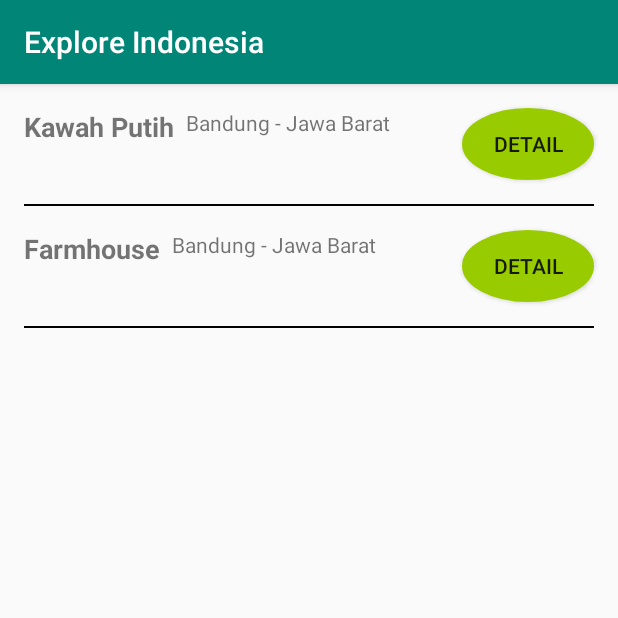
After one commit to ditaprll/ExploreIndonesiaa, an Android app: the Wishlist screen opened directly, with no data from a screen before it, on a phone screen of 412 x 824 dp, the top half of it. The commit adds this screen. Run offline under Robolectric (Android 15) with nearby library versions, the phone set to English and light mode, and no system bars.

Commit message:
menambahkan oval, landscape dan posisi dari button #8

```diff
--- a/app/src/main/AndroidManifest.xml
+++ b/app/src/main/AndroidManifest.xml
@@ -9,7 +9,8 @@
         android:roundIcon="@mipmap/ic_launcher_round"
         android:supportsRtl="true"
         android:theme="@style/AppTheme">
-        <activity android:name=".homepage"></activity>
+        <activity android:name=".Wishlist"></activity>
+        <activity android:name=".homepage" />
         <activity android:name=".Register" />
         <activity
             android:name=".ui.login.LoginActivity"
--- /dev/null
+++ b/app/src/main/java/com/example/exploreindonesia/Wishlist.java
@@ -0,0 +1,14 @@
+package com.example.exploreindonesia;
+
+import androidx.appcompat.app.AppCompatActivity;
+
+import android.os.Bundle;
+
+public class Wishlist extends AppCompatActivity {
+
+    @Override
+    protected void onCreate(Bundle savedInstanceState) {
+        super.onCreate(savedInstanceState);
+        setContentView(R.layout.activity_wishlist);
+    }
+}
--- /dev/null
+++ b/app/src/main/res/drawable/ovalbutton.xml
@@ -0,0 +1,12 @@
+<?xml version="1.0" encoding="utf-8"?>
+<shape
+    xmlns:android="http://schemas.android.com/apk/res/android"
+    android:shape="oval">
+    <stroke
+        android:width="2dp"
+        android:color="@android:color/holo_green_light"
+        />
+    <solid
+        android:color="@android:color/holo_green_light"
+        />
+</shape>
--- /dev/null
+++ b/app/src/main/res/layout-land/activity_wishlist.xml
@@ -0,0 +1,109 @@
+<?xml version="1.0" encoding="utf-8"?>
+<androidx.constraintlayout.widget.ConstraintLayout xmlns:android="http://schemas.android.com/apk/res/android"
+    xmlns:app="http://schemas.android.com/apk/res-auto"
+    xmlns:tools="http://schemas.android.com/tools"
+    android:layout_width="match_parent"
+    android:layout_height="match_parent"
+    tools:context=".Wishlist">
+
+    <TextView
+        android:id="@+id/textView"
+        android:layout_width="wrap_content"
+        android:layout_height="wrap_content"
+        android:layout_marginStart="16dp"
+        android:layout_marginLeft="16dp"
+        android:layout_marginTop="16dp"
+        android:text="@string/text_view"
+        android:textSize="18sp"
+        android:textStyle="bold"
+        app:layout_constraintStart_toStartOf="parent"
+        app:layout_constraintTop_toTopOf="parent" />
+
+    <TextView
+        android:id="@+id/textView2"
+        android:layout_width="wrap_content"
+        android:layout_height="wrap_content"
+        android:layout_marginStart="8dp"
+        android:layout_marginLeft="8dp"
+        android:layout_marginTop="16dp"
+        android:text="@string/text_view2"
+        app:layout_constraintStart_toEndOf="@+id/textView"
+        app:layout_constraintTop_toTopOf="parent" />
+
+    <Button
+        android:id="@+id/button"
+        android:layout_width="wrap_content"
+        android:layout_height="wrap_content"
+        android:layout_marginTop="16dp"
+        android:layout_marginEnd="16dp"
+        android:layout_marginRight="16dp"
+        android:background="@drawable/ovalbutton"
+        android:text="@string/button_WL"
+        app:layout_constraintEnd_toEndOf="parent"
+        app:layout_constraintTop_toTopOf="parent" />
+
+    <Button
+        android:id="@+id/button2"
+        android:layout_width="wrap_content"
+        android:layout_height="wrap_content"
+        android:layout_marginTop="16dp"
+        android:layout_marginEnd="16dp"
+        android:layout_marginRight="16dp"
+        android:background="@drawable/ovalbutton"
+        android:text="@string/button_WL"
+        app:layout_constraintEnd_toEndOf="parent"
+        app:layout_constraintTop_toBottomOf="@+id/divider" />
+
+    <View
+        android:id="@+id/divider"
+        android:layout_width="0dp"
+        android:layout_height="1dp"
+        android:layout_marginStart="16dp"
+        android:layout_marginLeft="16dp"
+        android:layout_marginTop="16dp"
+        android:layout_marginEnd="16dp"
+        android:layout_marginRight="16dp"
+        android:background="@android:color/background_dark"
+        app:layout_constraintEnd_toEndOf="parent"
+        app:layout_constraintStart_toStartOf="parent"
+        app:layout_constraintTop_toBottomOf="@+id/button" />
+
+    <View
+        android:id="@+id/divider2"
+        android:layout_width="0dp"
+        android:layout_height="1dp"
+        android:layout_marginStart="16dp"
+        android:layout_marginLeft="16dp"
+        android:layout_marginTop="16dp"
+        android:layout_marginEnd="16dp"
+        android:layout_marginRight="16dp"
+        android:background="@android:color/background_dark"
+        app:layout_constraintEnd_toEndOf="parent"
+        app:layout_constraintStart_toStartOf="parent"
+        app:layout_constraintTop_toBottomOf="@+id/button2" />
+
+    <TextView
+        android:id="@+id/textView3"
+        android:layout_width="wrap_content"
+        android:layout_height="wrap_content"
+        android:layout_marginStart="16dp"
+        android:layout_marginLeft="16dp"
+        android:layout_marginTop="16dp"
+        android:text="@string/text_view1"
+        android:textSize="18sp"
+        android:textStyle="bold"
+        app:layout_constraintStart_toStartOf="parent"
+        app:layout_constraintTop_toBottomOf="@+id/divider" />
+
+    <TextView
+        android:id="@+id/textView4"
+        android:layout_width="wrap_content"
+        android:layout_height="wrap_content"
+        android:layout_marginStart="8dp"
+        android:layout_marginLeft="8dp"
+        android:layout_marginTop="16dp"
+        android:text="@string/text_view4"
+        app:layout_constraintStart_toEndOf="@+id/textView3"
+        app:layout_constraintTop_toBottomOf="@+id/divider" />
+
+</androidx.constraintlayout.widget.ConstraintLayout>
--- /dev/null
+++ b/app/src/main/res/layout/activity_wishlist.xml
@@ -0,0 +1,109 @@
+<?xml version="1.0" encoding="utf-8"?>
+<androidx.constraintlayout.widget.ConstraintLayout xmlns:android="http://schemas.android.com/apk/res/android"
+    xmlns:app="http://schemas.android.com/apk/res-auto"
+    xmlns:tools="http://schemas.android.com/tools"
+    android:layout_width="match_parent"
+    android:layout_height="match_parent"
+    tools:context=".Wishlist">
+
+    <TextView
+        android:id="@+id/textView"
+        android:layout_width="wrap_content"
+        android:layout_height="wrap_content"
+        android:layout_marginStart="16dp"
+        android:layout_marginLeft="16dp"
+        android:layout_marginTop="16dp"
+        android:text="@string/text_view"
+        android:textSize="18sp"
+        android:textStyle="bold"
+        app:layout_constraintStart_toStartOf="parent"
+        app:layout_constraintTop_toTopOf="parent" />
+
+    <TextView
+        android:id="@+id/textView2"
+        android:layout_width="wrap_content"
+        android:layout_height="wrap_content"
+        android:layout_marginStart="8dp"
+        android:layout_marginLeft="8dp"
+        android:layout_marginTop="16dp"
+        android:text="@string/text_view2"
+        app:layout_constraintStart_toEndOf="@+id/textView"
+        app:layout_constraintTop_toTopOf="parent" />
+
+    <Button
+        android:id="@+id/button"
+        android:layout_width="wrap_content"
+        android:layout_height="wrap_content"
+        android:layout_marginTop="16dp"
+        android:layout_marginEnd="16dp"
+        android:layout_marginRight="16dp"
+        android:background="@drawable/ovalbutton"
+        android:text="@string/button_WL"
+        app:layout_constraintEnd_toEndOf="parent"
+        app:layout_constraintTop_toTopOf="parent" />
+
+    <Button
+        android:id="@+id/button2"
+        android:layout_width="wrap_content"
+        android:layout_height="wrap_content"
+        android:layout_marginTop="16dp"
+        android:layout_marginEnd="16dp"
+        android:layout_marginRight="16dp"
+        android:background="@drawable/ovalbutton"
+        android:text="@string/button_WL"
+        app:layout_constraintEnd_toEndOf="parent"
+        app:layout_constraintTop_toBottomOf="@+id/divider" />
+
+    <View
+        android:id="@+id/divider"
+        android:layout_width="0dp"
+        android:layout_height="1dp"
+        android:layout_marginStart="16dp"
+        android:layout_marginLeft="16dp"
+        android:layout_marginTop="16dp"
+        android:layout_marginEnd="16dp"
+        android:layout_marginRight="16dp"
+        android:background="@android:color/background_dark"
+        app:layout_constraintEnd_toEndOf="parent"
+        app:layout_constraintStart_toStartOf="parent"
+        app:layout_constraintTop_toBottomOf="@+id/button" />
+
+    <View
+        android:id="@+id/divider2"
+        android:layout_width="0dp"
+        android:layout_height="1dp"
+        android:layout_marginStart="16dp"
+        android:layout_marginLeft="16dp"
+        android:layout_marginTop="16dp"
+        android:layout_marginEnd="16dp"
+        android:layout_marginRight="16dp"
+        android:background="@android:color/background_dark"
+        app:layout_constraintEnd_toEndOf="parent"
+        app:layout_constraintStart_toStartOf="parent"
+        app:layout_constraintTop_toBottomOf="@+id/button2" />
+
+    <TextView
+        android:id="@+id/textView3"
+        android:layout_width="wrap_content"
+        android:layout_height="wrap_content"
+        android:layout_marginStart="16dp"
+        android:layout_marginLeft="16dp"
+        android:layout_marginTop="16dp"
+        android:text="@string/text_view1"
+        android:textSize="18sp"
+        android:textStyle="bold"
+        app:layout_constraintStart_toStartOf="parent"
+        app:layout_constraintTop_toBottomOf="@+id/divider" />
+
+    <TextView
+        android:id="@+id/textView4"
+        android:layout_width="wrap_content"
+        android:layout_height="wrap_content"
+        android:layout_marginStart="8dp"
+        android:layout_marginLeft="8dp"
+        android:layout_marginTop="16dp"
+        android:text="@string/text_view4"
+        app:layout_constraintStart_toEndOf="@+id/textView3"
+        app:layout_constraintTop_toBottomOf="@+id/divider" />
+
+</androidx.constraintlayout.widget.ConstraintLayout>
--- a/app/src/main/res/values/strings.xml
+++ b/app/src/main/res/values/strings.xml
@@ -9,4 +9,9 @@
     <string name="invalid_username">Not a valid username</string>
     <string name="invalid_password">Password must be >5 characters</string>
     <string name="login_failed">"Login failed"</string>
+    <string name="text_view">Kawah Putih</string>
+    <string name="text_view2">Bandung - Jawa Barat</string>
+    <string name="button_WL">Detail</string>
+    <string name="text_view1">Farmhouse</string>
+    <string name="text_view4">Bandung - Jawa Barat</string>
 </resources>
```
